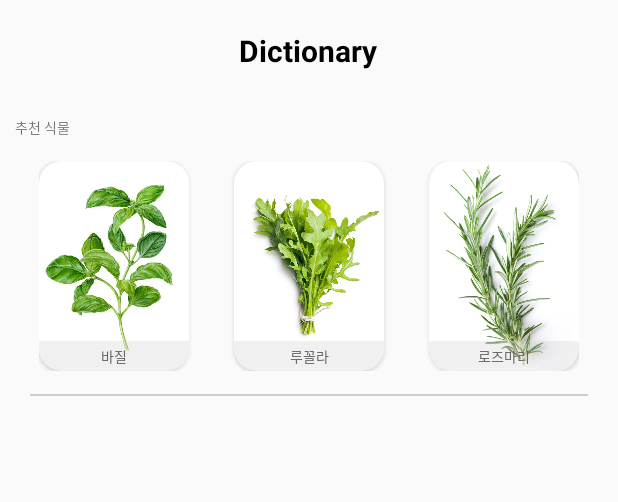
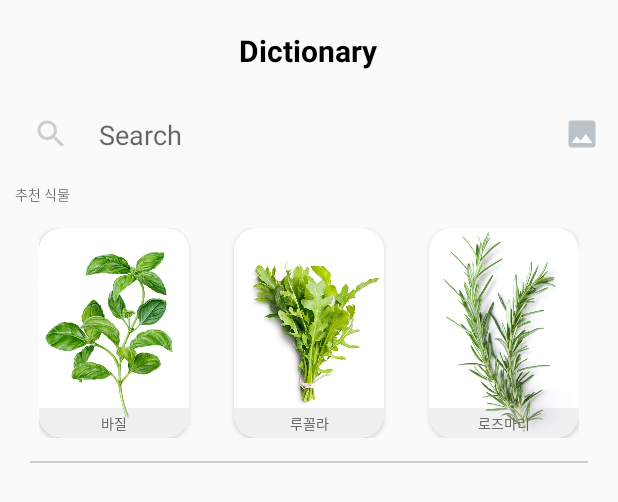
Before and after one commit to nezhitsya/Hanium_Floty, an Android app: the layout fragment_dictionary.xml on its own in the app's theme, with its tools: preview values and no code run, on a phone screen of 412 x 824 dp. Shown: the top 502 px of the screen. Run offline under Robolectric (Android 15) with nearby library versions, the phone set to English and light mode, and no system bars.

Commit message:
set up search

```diff
--- a/Application/app/src/main/res/layout/fragment_dictionary.xml
+++ b/Application/app/src/main/res/layout/fragment_dictionary.xml
@@ -17,6 +17,36 @@
         android:layout_margin="20dp"
         android:layout_centerHorizontal="true" />
 
+    <LinearLayout
+        android:id="@+id/search_container"
+        android:layout_width="match_parent"
+        android:layout_height="wrap_content"
+        android:layout_below="@+id/page_name"
+        android:gravity="center">
+
+        <ImageView
+            android:layout_width="wrap_content"
+            android:layout_height="wrap_content"
+            android:layout_alignParentLeft="true"
+            android:layout_margin="10dp"
+            android:src="@drawable/ic_search" />
+
+        <EditText
+            android:id="@+id/search_bar"
+            android:layout_width="300dp"
+            android:layout_height="wrap_content"
+            android:layout_margin="10dp"
+            android:background="@android:color/transparent"
+            android:hint="Search"/>
+
+        <ImageView
+            android:id="@+id/search_image"
+            android:layout_width="wrap_content"
+            android:layout_height="wrap_content"
+            android:src="@drawable/ic_photo" />
+
+    </LinearLayout>
+
     <TextView
         android:id="@+id/recommendation"
         android:layout_width="wrap_content"
@@ -24,7 +54,7 @@
         android:text="추천 식물"
         android:textSize="9dp"
         android:layout_margin="10dp"
-        android:layout_below="@id/page_name" />
+        android:layout_below="@id/search_container" />
 
     <LinearLayout
         android:id="@+id/cardnews"
```
Also changed, not shown: Application/app/src/main/java/com/hanium/floty/fragment/DictionaryFragment.kt (+53 -2 lines), Application/app/src/main/res/xml/plant.xml (+31 -11 lines).
